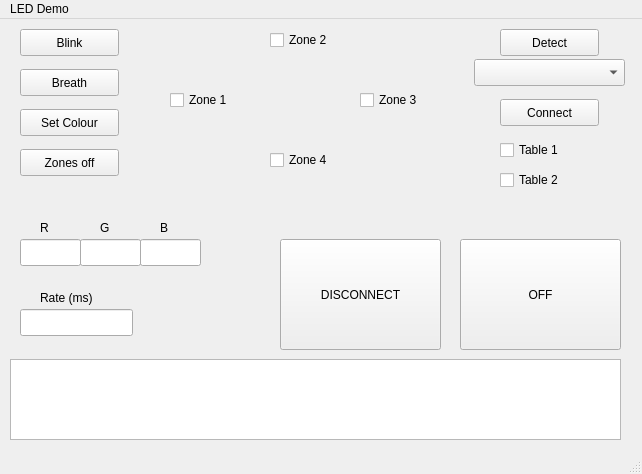
First picture: the form in ui/mainwindow.ui, repository denis-draca/led_demo, before the edit.
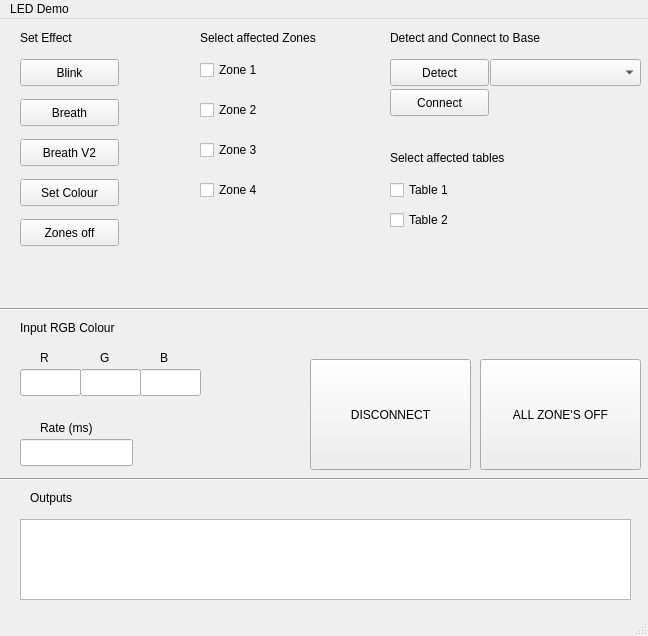
Second picture: the form after the edit.

Commit message: added random colour for the pulse generation on the arduino side. Added multiple table control to the gui

What changed in the file:
```diff
--- a/ui/mainwindow.ui
+++ b/ui/mainwindow.ui
@@ -6,8 +6,8 @@
    <rect>
     <x>0</x>
     <y>0</y>
-    <width>642</width>
-    <height>474</height>
+    <width>648</width>
+    <height>636</height>
    </rect>
   </property>
   <property name="windowTitle">
@@ -17,8 +17,8 @@
    <widget class="QCheckBox" name="_ch_z1">
     <property name="geometry">
      <rect>
-      <x>170</x>
-      <y>70</y>
+      <x>200</x>
+      <y>40</y>
       <width>97</width>
       <height>22</height>
      </rect>
@@ -30,8 +30,8 @@
    <widget class="QCheckBox" name="_ch_z2">
     <property name="geometry">
      <rect>
-      <x>270</x>
-      <y>10</y>
+      <x>200</x>
+      <y>80</y>
       <width>97</width>
       <height>22</height>
      </rect>
@@ -43,8 +43,8 @@
    <widget class="QCheckBox" name="_ch_z3">
     <property name="geometry">
      <rect>
-      <x>360</x>
-      <y>70</y>
+      <x>200</x>
+      <y>120</y>
       <width>97</width>
       <height>22</height>
      </rect>
@@ -56,8 +56,8 @@
    <widget class="QCheckBox" name="_ch_z4">
     <property name="geometry">
      <rect>
-      <x>270</x>
-      <y>130</y>
+      <x>200</x>
+      <y>160</y>
       <width>97</width>
       <height>22</height>
      </rect>
@@ -70,7 +70,7 @@
     <property name="geometry">
      <rect>
       <x>20</x>
-      <y>10</y>
+      <y>40</y>
       <width>99</width>
       <height>27</height>
      </rect>
@@ -86,7 +86,7 @@
     <property name="geometry">
      <rect>
       <x>20</x>
-      <y>50</y>
+      <y>80</y>
       <width>99</width>
       <height>27</height>
      </rect>
@@ -102,7 +102,7 @@
     <property name="geometry">
      <rect>
       <x>20</x>
-      <y>90</y>
+      <y>160</y>
       <width>99</width>
       <height>27</height>
      </rect>
@@ -117,8 +117,8 @@
    <widget class="QTextBrowser" name="_out1">
     <property name="geometry">
      <rect>
-      <x>10</x>
-      <y>340</y>
+      <x>20</x>
+      <y>500</y>
       <width>611</width>
       <height>81</height>
      </rect>
@@ -128,7 +128,7 @@
     <property name="geometry">
      <rect>
       <x>40</x>
-      <y>200</y>
+      <y>330</y>
       <width>16</width>
       <height>17</height>
      </rect>
@@ -141,7 +141,7 @@
     <property name="geometry">
      <rect>
       <x>100</x>
-      <y>200</y>
+      <y>330</y>
       <width>16</width>
       <height>17</height>
      </rect>
@@ -154,7 +154,7 @@
     <property name="geometry">
      <rect>
       <x>160</x>
-      <y>200</y>
+      <y>330</y>
       <width>16</width>
       <height>17</height>
      </rect>
@@ -167,7 +167,7 @@
     <property name="geometry">
      <rect>
       <x>20</x>
-      <y>220</y>
+      <y>350</y>
       <width>61</width>
       <height>27</height>
      </rect>
@@ -180,7 +180,7 @@
     <property name="geometry">
      <rect>
       <x>80</x>
-      <y>220</y>
+      <y>350</y>
       <width>61</width>
       <height>27</height>
      </rect>
@@ -193,7 +193,7 @@
     <property name="geometry">
      <rect>
       <x>140</x>
-      <y>220</y>
+      <y>350</y>
       <width>61</width>
       <height>27</height>
      </rect>
@@ -206,7 +206,7 @@
     <property name="geometry">
      <rect>
       <x>20</x>
-      <y>290</y>
+      <y>420</y>
       <width>113</width>
       <height>27</height>
      </rect>
@@ -216,7 +216,7 @@
     <property name="geometry">
      <rect>
       <x>40</x>
-      <y>270</y>
+      <y>400</y>
       <width>71</width>
       <height>17</height>
      </rect>
@@ -229,7 +229,7 @@
     <property name="geometry">
      <rect>
       <x>20</x>
-      <y>130</y>
+      <y>200</y>
       <width>99</width>
       <height>27</height>
      </rect>
@@ -244,8 +244,8 @@
    <widget class="QPushButton" name="_bu_all_off">
     <property name="geometry">
      <rect>
-      <x>460</x>
-      <y>220</y>
+      <x>480</x>
+      <y>340</y>
       <width>161</width>
       <height>111</height>
      </rect>
@@ -254,13 +254,13 @@
      <string>&lt;html&gt;&lt;head/&gt;&lt;body&gt;&lt;p&gt;Turns off all zones&lt;/p&gt;&lt;p&gt;&lt;br/&gt;&lt;/p&gt;&lt;/body&gt;&lt;/html&gt;</string>
     </property>
     <property name="text">
-     <string>OFF</string>
+     <string>ALL ZONE'S OFF</string>
     </property>
    </widget>
    <widget class="QComboBox" name="_combo1">
     <property name="geometry">
      <rect>
-      <x>474</x>
+      <x>490</x>
       <y>40</y>
       <width>151</width>
       <height>27</height>
@@ -270,8 +270,8 @@
    <widget class="QPushButton" name="_bu_detect">
     <property name="geometry">
      <rect>
-      <x>500</x>
-      <y>10</y>
+      <x>390</x>
+      <y>40</y>
       <width>99</width>
       <height>27</height>
      </rect>
@@ -286,8 +286,8 @@
    <widget class="QPushButton" name="_bu_connect">
     <property name="geometry">
      <rect>
-      <x>500</x>
-      <y>80</y>
+      <x>390</x>
+      <y>70</y>
       <width>99</width>
       <height>27</height>
      </rect>
@@ -302,8 +302,8 @@
    <widget class="QPushButton" name="_bu_disconnect">
     <property name="geometry">
      <rect>
-      <x>280</x>
-      <y>220</y>
+      <x>310</x>
+      <y>340</y>
       <width>161</width>
       <height>111</height>
      </rect>
@@ -318,8 +318,8 @@
    <widget class="QCheckBox" name="_ch_table1">
     <property name="geometry">
      <rect>
-      <x>500</x>
-      <y>120</y>
+      <x>390</x>
+      <y>160</y>
       <width>97</width>
       <height>22</height>
      </rect>
@@ -331,8 +331,8 @@
    <widget class="QCheckBox" name="_ch_table2">
     <property name="geometry">
      <rect>
-      <x>500</x>
-      <y>150</y>
+      <x>390</x>
+      <y>190</y>
       <width>97</width>
       <height>22</height>
      </rect>
@@ -341,13 +341,133 @@
      <string>Table 2</string>
     </property>
    </widget>
+   <widget class="Line" name="line">
+    <property name="geometry">
+     <rect>
+      <x>0</x>
+      <y>450</y>
+      <width>651</width>
+      <height>20</height>
+     </rect>
+    </property>
+    <property name="orientation">
+     <enum>Qt::Horizontal</enum>
+    </property>
+   </widget>
+   <widget class="QLabel" name="label_5">
+    <property name="geometry">
+     <rect>
+      <x>30</x>
+      <y>470</y>
+      <width>67</width>
+      <height>17</height>
+     </rect>
+    </property>
+    <property name="text">
+     <string>Outputs</string>
+    </property>
+   </widget>
+   <widget class="QLabel" name="label_6">
+    <property name="geometry">
+     <rect>
+      <x>20</x>
+      <y>300</y>
+      <width>141</width>
+      <height>17</height>
+     </rect>
+    </property>
+    <property name="text">
+     <string>Input RGB Colour</string>
+    </property>
+   </widget>
+   <widget class="Line" name="line_2">
+    <property name="geometry">
+     <rect>
+      <x>-10</x>
+      <y>280</y>
+      <width>661</width>
+      <height>20</height>
+     </rect>
+    </property>
+    <property name="orientation">
+     <enum>Qt::Horizontal</enum>
+    </property>
+   </widget>
+   <widget class="QLabel" name="label_7">
+    <property name="geometry">
+     <rect>
+      <x>390</x>
+      <y>10</y>
+      <width>201</width>
+      <height>17</height>
+     </rect>
+    </property>
+    <property name="text">
+     <string>Detect and Connect to Base</string>
+    </property>
+   </widget>
+   <widget class="QLabel" name="label_8">
+    <property name="geometry">
+     <rect>
+      <x>20</x>
+      <y>10</y>
+      <width>81</width>
+      <height>17</height>
+     </rect>
+    </property>
+    <property name="text">
+     <string>Set Effect</string>
+    </property>
+   </widget>
+   <widget class="QLabel" name="label_9">
+    <property name="geometry">
+     <rect>
+      <x>200</x>
+      <y>10</y>
+      <width>151</width>
+      <height>17</height>
+     </rect>
+    </property>
+    <property name="text">
+     <string>Select affected Zones</string>
+    </property>
+   </widget>
+   <widget class="QLabel" name="label_10">
+    <property name="geometry">
+     <rect>
+      <x>390</x>
+      <y>130</y>
+      <width>151</width>
+      <height>17</height>
+     </rect>
+    </property>
+    <property name="text">
+     <string>Select affected tables</string>
+    </property>
+   </widget>
+   <widget class="QPushButton" name="_bu_breath_rndRGB">
+    <property name="geometry">
+     <rect>
+      <x>20</x>
+      <y>120</y>
+      <width>99</width>
+      <height>27</height>
+     </rect>
+    </property>
+    <property name="toolTip">
+     <string>&lt;html&gt;&lt;head/&gt;&lt;body&gt;&lt;p&gt;Same as Breath but will change the RGB value when 0 brightness is reached. Given RGB colour is the start point.&lt;/p&gt;&lt;/body&gt;&lt;/html&gt;</string>
+    </property>
+    <property name="text">
+     <string>Breath V2</string>
+    </property>
+   </widget>
   </widget>
   <widget class="QMenuBar" name="menubar">
    <property name="geometry">
     <rect>
      <x>0</x>
      <y>0</y>
-     <width>642</width>
+     <width>648</width>
      <height>25</height>
     </rect>
    </property>
```
Left out of the diff: 2 changed lines with no effect on the pictures. The commit also changes 3 other files.
